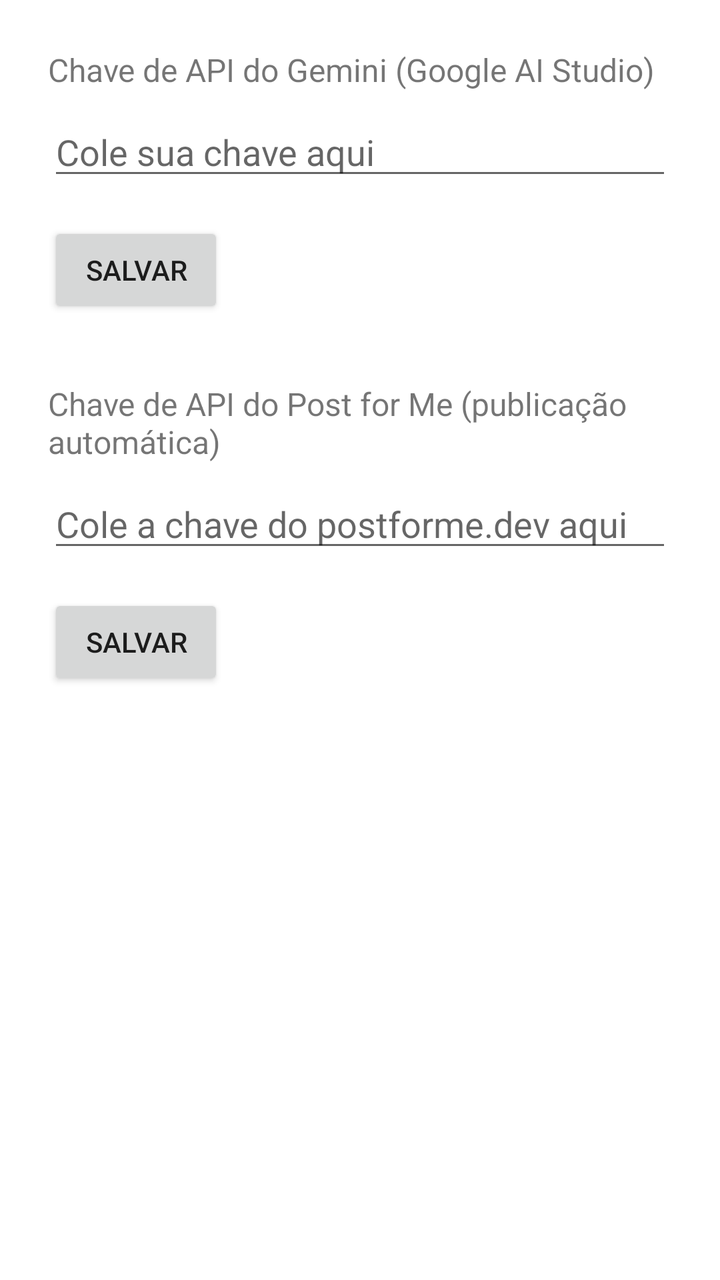
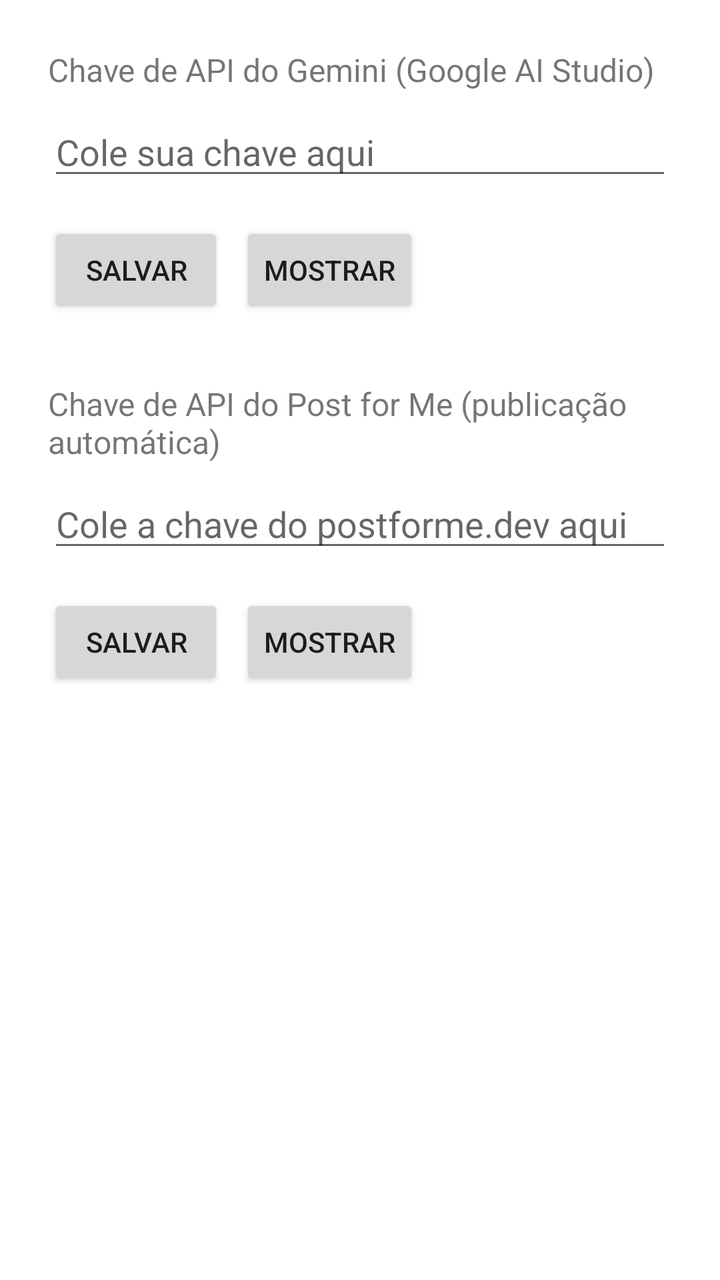

Two renders of the same Android screen: before a commit and after it. Below are the layout's source before the change and the commit's diff.
<!-- AndroidManifest.xml: application theme Theme.TikTokCaption -->
<!-- res/layout/activity_settings.xml -->
<?xml version="1.0" encoding="utf-8"?>
<LinearLayout xmlns:android="http://schemas.android.com/apk/res/android"
    android:layout_width="match_parent"
    android:layout_height="match_parent"
    android:orientation="vertical"
    android:padding="24dp">

    <TextView
        android:layout_width="match_parent"
        android:layout_height="wrap_content"
        android:text="Chave de API do Gemini (Google AI Studio)"
        android:textSize="16sp"
        android:paddingBottom="8dp" />

    <EditText
        android:id="@+id/editApiKey"
        android:layout_width="match_parent"
        android:layout_height="wrap_content"
        android:inputType="textPassword"
        android:hint="Cole sua chave aqui" />

    <Button
        android:id="@+id/btnSaveKey"
        android:layout_width="wrap_content"
        android:layout_height="wrap_content"
        android:layout_marginTop="16dp"
        android:text="Salvar" />

    <TextView
        android:layout_width="match_parent"
        android:layout_height="wrap_content"
        android:layout_marginTop="32dp"
        android:text="Chave de API do Post for Me (publicação automática)"
        android:textSize="16sp"
        android:paddingBottom="8dp" />

    <EditText
        android:id="@+id/editPostForMeKey"
        android:layout_width="match_parent"
        android:layout_height="wrap_content"
        android:inputType="textPassword"
        android:hint="Cole a chave do postforme.dev aqui" />

    <Button
        android:id="@+id/btnSavePostForMeKey"
        android:layout_width="wrap_content"
        android:layout_height="wrap_content"
        android:layout_marginTop="16dp"
        android:text="Salvar" />

</LinearLayout>
<!-- resources referenced by this layout -->
<resources>
  <style name="Theme.TikTokCaption" parent="Theme.MaterialComponents.DayNight.NoActionBar" />
</resources>

<!-- the commit's change to res/layout/activity_settings.xml (unified diff, before → after) -->
@@ -1,51 +1,77 @@
 <?xml version="1.0" encoding="utf-8"?>
 <LinearLayout xmlns:android="http://schemas.android.com/apk/res/android"
-    android:layout_width="match_parent"
-    android:layout_height="match_parent"
-    android:orientation="vertical"
-    android:padding="24dp">
+        android:layout_width="match_parent"
+        android:layout_height="match_parent"
+        android:orientation="vertical"
+        android:padding="24dp">
 
-    <TextView
-        android:layout_width="match_parent"
-        android:layout_height="wrap_content"
-        android:text="Chave de API do Gemini (Google AI Studio)"
-        android:textSize="16sp"
-        android:paddingBottom="8dp" />
+        <TextView
+                    android:layout_width="match_parent"
+                    android:layout_height="wrap_content"
+                    android:text="Chave de API do Gemini (Google AI Studio)"
+                    android:textSize="16sp"
+                    android:paddingBottom="8dp" />
 
-    <EditText
-        android:id="@+id/editApiKey"
-        android:layout_width="match_parent"
-        android:layout_height="wrap_content"
-        android:inputType="textPassword"
-        android:hint="Cole sua chave aqui" />
+        <EditText
+                    android:id="@+id/editApiKey"
+                    android:layout_width="match_parent"
+                    android:layout_height="wrap_content"
+                    android:inputType="textPassword"
+                    android:hint="Cole sua chave aqui" />
 
-    <Button
-        android:id="@+id/btnSaveKey"
-        android:layout_width="wrap_content"
-        android:layout_height="wrap_content"
-        android:layout_marginTop="16dp"
-        android:text="Salvar" />
+        <LinearLayout
+                    android:layout_width="match_parent"
+                    android:layout_height="wrap_content"
+                    android:orientation="horizontal"
+                    android:layout_marginTop="16dp">
 
-    <TextView
-        android:layout_width="match_parent"
-        android:layout_height="wrap_content"
-        android:layout_marginTop="32dp"
-        android:text="Chave de API do Post for Me (publicação automática)"
-        android:textSize="16sp"
-        android:paddingBottom="8dp" />
+                    <Button
+                                    android:id="@+id/btnSaveKey"
+                                    android:layout_width="wrap_content"
+                                    android:layout_height="wrap_content"
+                                    android:text="Salvar" />
 
-    <EditText
-        android:id="@+id/editPostForMeKey"
-        android:layout_width="match_parent"
-        android:layout_height="wrap_content"
-        android:inputType="textPassword"
-        android:hint="Cole a chave do postforme.dev aqui" />
+                    <Button
+                                    android:id="@+id/btnToggleApiKey"
+                                    android:layout_width="wrap_content"
+                                    android:layout_height="wrap_content"
+                                    android:layout_marginStart="8dp"
+                                    android:text="Mostrar" />
+        </LinearLayout>
 
-    <Button
-        android:id="@+id/btnSavePostForMeKey"
-        android:layout_width="wrap_content"
-        android:layout_height="wrap_content"
-        android:layout_marginTop="16dp"
-        android:text="Salvar" />
+        <TextView
+                    android:layout_width="match_parent"
+                    android:layout_height="wrap_content"
+                    android:layout_marginTop="32dp"
+                    android:text="Chave de API do Post for Me (publicação automática)"
+                    android:textSize="16sp"
+                    android:paddingBottom="8dp" />
+
+        <EditText
+                    android:id="@+id/editPostForMeKey"
+                    android:layout_width="match_parent"
+                    android:layout_height="wrap_content"
+                    android:inputType="textPassword"
+                    android:hint="Cole a chave do postforme.dev aqui" />
+
+        <LinearLayout
+                    android:layout_width="match_parent"
+                    android:layout_height="wrap_content"
+                    android:orientation="horizontal"
+                    android:layout_marginTop="16dp">
+
+                    <Button
+                                    android:id="@+id/btnSavePostForMeKey"
+                                    android:layout_width="wrap_content"
+                                    android:layout_height="wrap_content"
+                                    android:text="Salvar" />
+
+                    <Button
+                                    android:id="@+id/btnTogglePostForMeKey"
+                                    android:layout_width="wrap_content"
+                                    android:layout_height="wrap_content"
+                                    android:layout_marginStart="8dp"
+                                    android:text="Mostrar" />
+        </LinearLayout>
 
 </LinearLayout>
